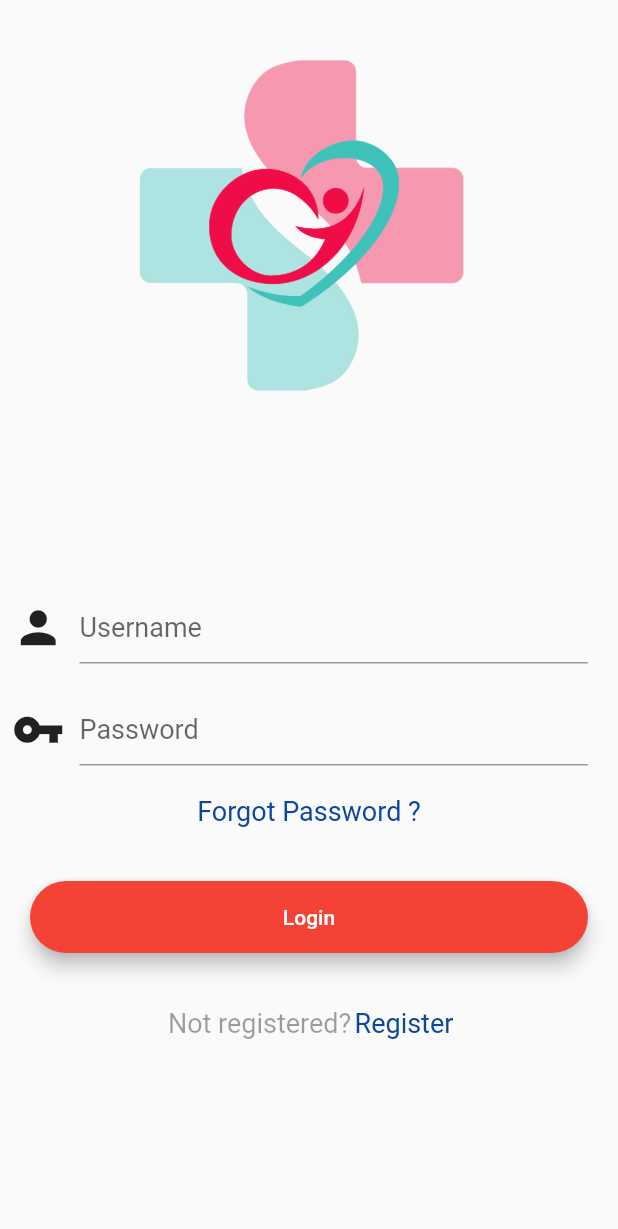
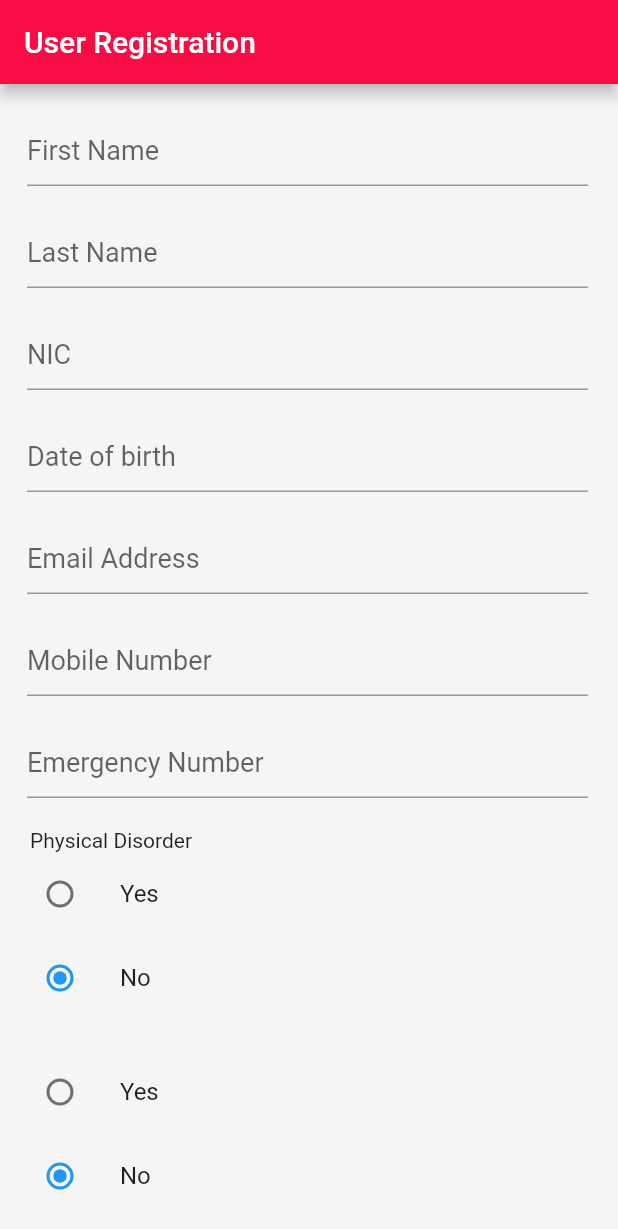
Before and after one commit to mevansupe/healthcare_app, a Flutter app: the screen it shows after launch, on a phone screen of 412 x 824 dp. Shown: the top 1229 px of the screen. Run offline on Flutter 3.47's test engine with Material 2 defaults, Android fonts, the phone set to English and light mode, and no system bars; missing offline and left inert: page_slider.

Commit message:
User Registration Form

```diff
--- a/lib/Screens/Login.dart
+++ b/lib/Screens/Login.dart
@@ -18,11 +18,11 @@ class _LoginPageState extends State<LoginPage> {
       body: SafeArea(
         child: Form(
           key: _formKey,
-          child: Padding(
-            padding: EdgeInsets.only(top: 40),
-            child: ListView(
-              children: <Widget>[
-                Column(
+          child: ListView(
+            children: <Widget>[
+              Padding(
+                padding: EdgeInsets.only(top: 40),
+                child: Column(
                   mainAxisAlignment: MainAxisAlignment.center,
                   children: <Widget>[
                     Row(
@@ -143,8 +143,8 @@ class _LoginPageState extends State<LoginPage> {
                     ),
                   ],
                 ),
-              ],
-            ),
+              ),
+            ],
           ),
         ),
       ),
--- /dev/null
+++ b/lib/Screens/UserRegistration.dart
@@ -0,0 +1,204 @@
+import 'dart:ui';
+
+import 'package:flutter/material.dart';
+import 'package:page_slider/page_slider.dart';
+import 'package:healthcareapp/Components/MspButton.dart';
+
+class UserRegistration extends StatefulWidget {
+  @override
+  _UserRegistrationState createState() => _UserRegistrationState();
+}
+
+enum PhysicalDisorderSelector { yes, no }
+enum MedicalAllergiesSelector { yes, no }
+
+class _UserRegistrationState extends State<UserRegistration> {
+  final _formKey = GlobalKey<FormState>();
+  PhysicalDisorderSelector _character = PhysicalDisorderSelector.no;
+  MedicalAllergiesSelector _medicalallegy = MedicalAllergiesSelector.no;
+
+  @override
+  Widget build(BuildContext context) {
+    return Scaffold(
+      backgroundColor: Colors.grey.shade100,
+      appBar: AppBar(
+        backgroundColor: Color.fromRGBO(248, 12, 68, 100),
+        title: Text('User Registration'),
+      ),
+      body: SafeArea(
+        child: Form(
+          key: _formKey,
+          child: ListView(
+            children: <Widget>[
+              SizedBox(
+                height: 20,
+              ),
+              Column(
+                mainAxisAlignment: MainAxisAlignment.center,
+                children: <Widget>[
+                  FormTextBox(
+                    hint: "First Name",
+                  ),
+                  SizedBox(
+                    height: 20,
+                  ),
+                  FormTextBox(
+                    hint: "Last Name",
+                  ),
+                  SizedBox(
+                    height: 20,
+                  ),
+                  FormTextBox(
+                    hint: "NIC",
+                  ),
+                  SizedBox(
+                    height: 20,
+                  ),
+                  FormTextBox(
+                    hint: "Date of birth",
+                  ),
+                  SizedBox(
+                    height: 20,
+                  ),
+                  FormTextBox(
+                    hint: "Email Address",
+                  ),
+                  SizedBox(
+                    height: 20,
+                  ),
+                  FormTextBox(
+                    hint: "Mobile Number",
+                  ),
+                  SizedBox(
+                    height: 20,
+                  ),
+                  FormTextBox(
+                    hint: "Emergency Number",
+                  ),
+                  SizedBox(
+                    height: 20,
+                  ),
+                  Padding(
+                    padding: const EdgeInsets.only(left: 20),
+                    child: Row(
+                      children: <Widget>[Text("Physical Disorder")],
+                    ),
+                  ),
+                  ListTile(
+                    title: const Text('Yes'),
+                    leading: Radio(
+                      value: PhysicalDisorderSelector.yes,
+                      groupValue: _character,
+                      onChanged: (PhysicalDisorderSelector value) {
+                        setState(() {
+                          _character = value;
+                        });
+                      },
+                    ),
+                  ),
+                  ListTile(
+                    title: const Text('No'),
+                    leading: Radio(
+                      value: PhysicalDisorderSelector.no,
+                      groupValue: _character,
+                      onChanged: (PhysicalDisorderSelector value) {
+                        setState(() {
+                          _character = value;
+                        });
+                      },
+                    ),
+                  ),
+                  _character == PhysicalDisorderSelector.yes ?
+                  FormTextBox(
+                    hint: "Physical Disorder",
+                  ) : SizedBox(),
+                  SizedBox(
+                    height: 20,
+                  ),
+                  ListTile(
+                    title: const Text('Yes'),
+                    leading: Radio(
+                      value: MedicalAllergiesSelector.yes,
+                      groupValue: _medicalallegy,
+                      onChanged: (MedicalAllergiesSelector value) {
+                        setState(() {
+                          _medicalallegy = value;
+                        });
+                      },
+                    ),
+                  ),
+                  ListTile(
+                    title: const Text('No'),
+                    leading: Radio(
+                      value: MedicalAllergiesSelector.no,
+                      groupValue: _medicalallegy,
+                      onChanged: (MedicalAllergiesSelector value) {
+                        setState(() {
+                          _medicalallegy = value;
+                        });
+                      },
+                    ),
+                  ),
+                  _medicalallegy == MedicalAllergiesSelector.yes ?
+                  FormTextBox(
+                    hint: "Medical Allergies",
+                  ) : SizedBox(),
+                  Row(
+                    mainAxisAlignment: MainAxisAlignment.center,
+                    children: <Widget>[
+                      Expanded(
+                        child: Padding(
+                          padding: EdgeInsets.symmetric(horizontal: 20),
+                          child: MspButton(
+                            color: Color.fromRGBO(248, 12, 68, 100),
+                            title: "Register",
+                            onPressed: () {
+                              print("object");
+                            },
+                          ),
+                        ),
+                      )
+                    ],
+                  ),
+                  SizedBox(
+                    height: 20,
+                  ),
+                ],
+              ),
+            ],
+          ),
+        ),
+      ),
+    );
+  }
+}
+
+class FormTextBox extends StatelessWidget {
+  FormTextBox({@required this.hint, @required this.onChanged});
+
+  final String hint;
+  final Function onChanged;
+
+  @override
+  Widget build(BuildContext context) {
+    return Padding(
+      padding: EdgeInsets.only(left: 8, right: 20),
+      child: Row(
+        children: <Widget>[
+          SizedBox(
+            width: 10,
+          ),
+          Expanded(
+            child: TextFormField(
+              onChanged: onChanged,
+              decoration: InputDecoration(
+                hintStyle: TextStyle(fontSize: 18),
+                hintText: hint,
+              ),
+            ),
+          ),
+        ],
+      ),
+    );
+  }
+}
--- a/lib/main.dart
+++ b/lib/main.dart
@@ -1,5 +1,6 @@
 import 'package:flutter/material.dart';
 import 'Screens/Login.dart';
+import 'Screens/UserRegistration.dart';
 
 void main() => runApp(MyApp());
 
@@ -8,7 +9,7 @@ class MyApp extends StatelessWidget {
   @override
   Widget build(BuildContext context) {
     return MaterialApp(
-      home: LoginPage(),
+      home: UserRegistration(),
     );
   }
 }
--- a/pubspec.yaml
+++ b/pubspec.yaml
@@ -23,6 +23,7 @@ dependencies:
   # The following adds the Cupertino Icons font to your application.
   # Use with the CupertinoIcons class for iOS style icons.
   cupertino_icons: ^0.1.2
+  page_slider: ^0.0.2
 
 dev_dependencies:
   flutter_test:
```
Also changed, not shown: pubspec.lock.
